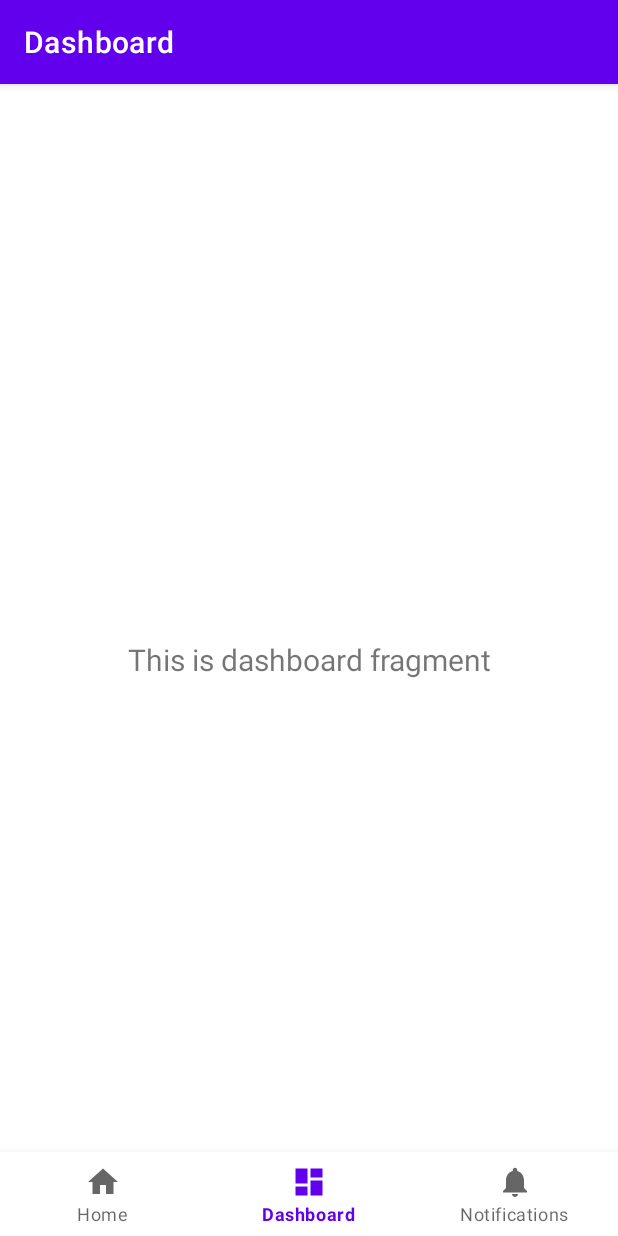
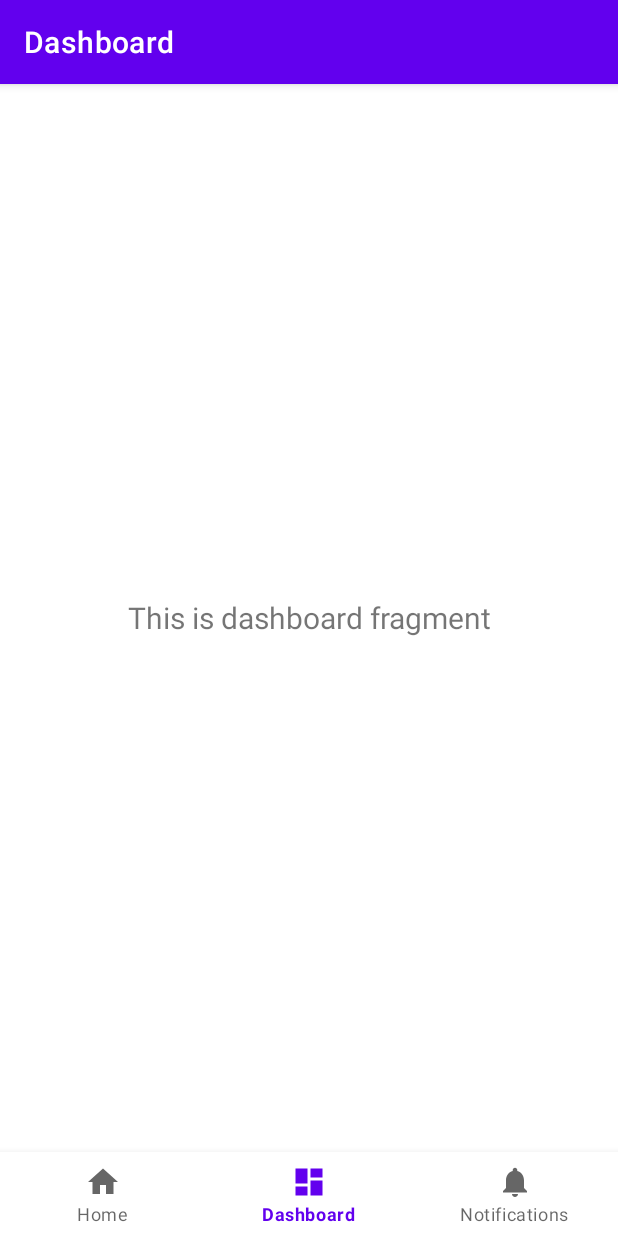
Before and after one commit to yccheok/bottom-navigation-example, an Android app: the screen it shows after launch (MainActivity), item 2 of the bottom bar chosen, on a phone screen of 412 x 824 dp. Run offline under Robolectric (Android 15) with nearby library versions, the phone set to English and light mode, and no system bars; our stand-ins replace navigation-ui.

Commit message:
Use vertical LinearLayout instead of ConstraintLayout, which works and less complication.

```diff
--- a/app/src/main/res/layout/activity_main.xml
+++ b/app/src/main/res/layout/activity_main.xml
@@ -1,32 +1,25 @@
 <?xml version="1.0" encoding="utf-8"?>
-<androidx.constraintlayout.widget.ConstraintLayout xmlns:android="http://schemas.android.com/apk/res/android"
+<LinearLayout xmlns:android="http://schemas.android.com/apk/res/android"
     xmlns:app="http://schemas.android.com/apk/res-auto"
+    android:orientation="vertical"
     android:id="@+id/container"
     android:layout_width="match_parent"
     android:layout_height="match_parent">
-
-    <com.google.android.material.bottomnavigation.BottomNavigationView
-        android:id="@+id/nav_view"
-        android:layout_width="0dp"
-        android:layout_height="wrap_content"
-        android:layout_marginStart="0dp"
-        android:layout_marginEnd="0dp"
-        android:background="?android:attr/windowBackground"
-        app:layout_constraintBottom_toBottomOf="parent"
-        app:layout_constraintLeft_toLeftOf="parent"
-        app:layout_constraintRight_toRightOf="parent"
-        app:menu="@menu/bottom_nav_menu" />
 
     <fragment
         android:id="@+id/nav_host_fragment_activity_main"
         android:name="androidx.navigation.fragment.NavHostFragment"
         android:layout_width="match_parent"
-        android:layout_height="match_parent"
+        android:layout_height="0dp"
+        android:layout_weight="1"
         app:defaultNavHost="true"
-        app:layout_constraintBottom_toTopOf="@id/nav_view"
-        app:layout_constraintLeft_toLeftOf="parent"
-        app:layout_constraintRight_toRightOf="parent"
-        app:layout_constraintTop_toTopOf="parent"
         app:navGraph="@navigation/mobile_navigation" />
 
-</androidx.constraintlayout.widget.ConstraintLayout>
+    <com.google.android.material.bottomnavigation.BottomNavigationView
+        android:id="@+id/nav_view"
+        android:layout_width="match_parent"
+        android:layout_height="wrap_content"
+        android:background="?android:attr/windowBackground"
+        app:menu="@menu/bottom_nav_menu" />
+
+</LinearLayout>
```
Also changed, not shown: app/src/main/res/layout/fragment_home.xml (line endings or trailing spaces).
